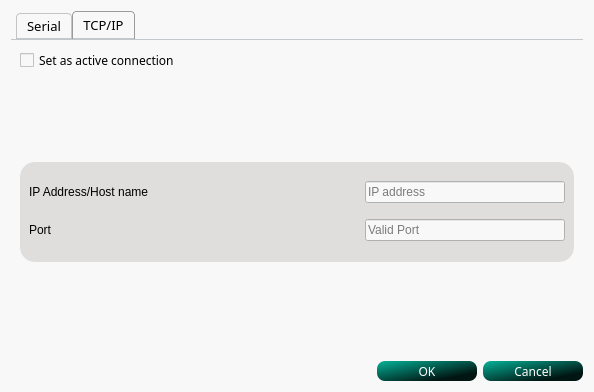
Above: config.ui from FutureElectron/FutureSimulator before the change. Below: the same form after it.
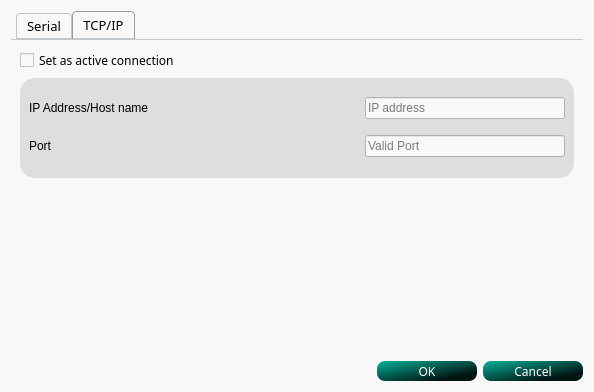
That is the form after the change.

Diff of the .ui file:
```diff
--- a/config.ui
+++ b/config.ui
@@ -7,7 +7,7 @@
     <x>0</x>
     <y>0</y>
     <width>594</width>
-    <height>361</height>
+    <height>385</height>
    </rect>
   </property>
   <property name="windowTitle">
@@ -335,19 +335,6 @@
          </property>
         </widget>
        </item>
-       <item>
-        <spacer name="verticalSpacer">
-         <property name="orientation">
-          <enum>Qt::Vertical</enum>
-         </property>
-         <property name="sizeHint" stdset="0">
-          <size>
-           <width>20</width>
-           <height>77</height>
-          </size>
-         </property>
-        </spacer>
-       </item>
        <item>
         <widget class="QFrame" name="frame_2">
          <property name="minimumSize">
```
